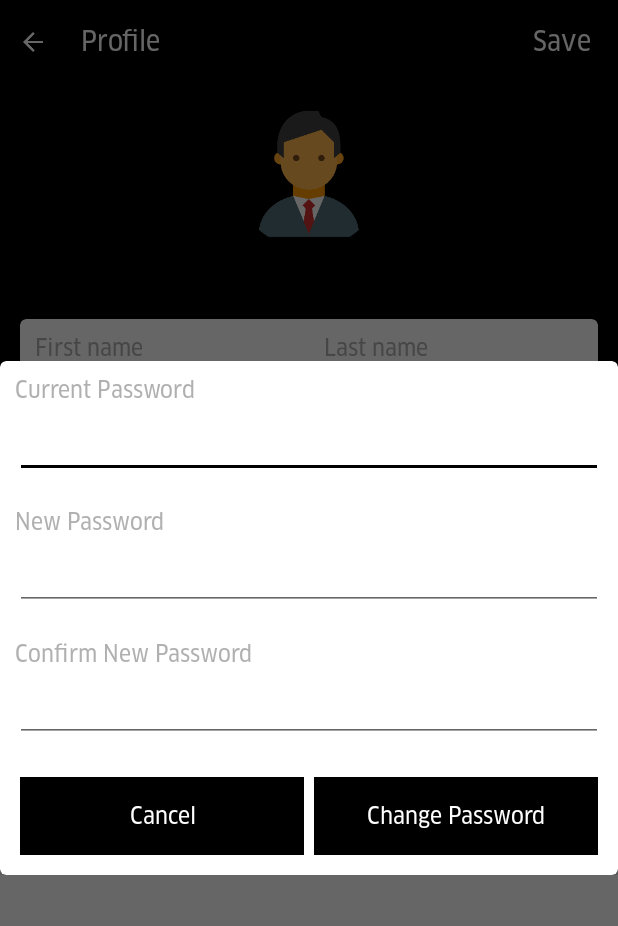
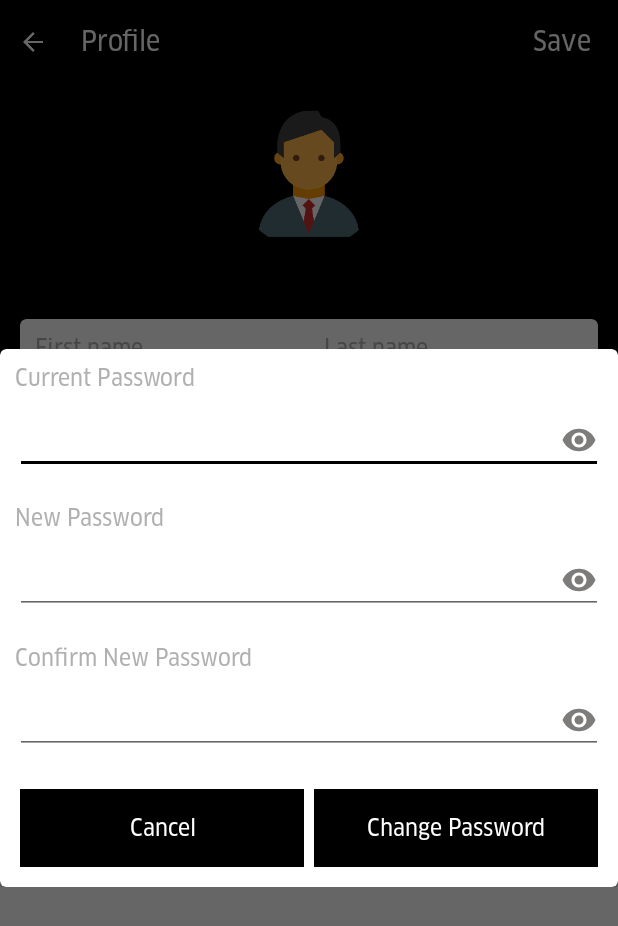
Before and after one commit to ssheetalshah/appoets-xuberforservices_android_provider-86a3150e74db, an Android app: the EditProfile screen opened directly, with no data from a screen before it, after a tap on "Looking to change password?", on a phone screen of 412 x 824 dp. Shown: the top 926 px of the screen. Run offline under Robolectric (Android 15) with nearby library versions, the phone set to English and light mode, and no system bars; our stand-ins replace CircleImageView, Picasso, Volley, sdp/ssp sizes; pictures from the network do not load; 3 other taps on this screen came first.

Commit message:
by raghav ji

```diff
--- /dev/null
+++ b/app/src/main/res/drawable/toogle.xml
@@ -0,0 +1,9 @@
+<vector xmlns:android="http://schemas.android.com/apk/res/android"
+        android:width="24dp"
+        android:height="24dp"
+        android:viewportWidth="24.0"
+        android:viewportHeight="24.0">
+    <path
+        android:fillColor="#7E7B7B"
+        android:pathData="M12,4.5C7,4.5 2.73,7.61 1,12c1.73,4.39 6,7.5 11,7.5s9.27,-3.11 11,-7.5c-1.73,-4.39 -6,-7.5 -11,-7.5zM12,17c-2.76,0 -5,-2.24 -5,-5s2.24,-5 5,-5 5,2.24 5,5 -2.24,5 -5,5zM12,9c-1.66,0 -3,1.34 -3,3s1.34,3 3,3 3,-1.34 3,-3 -1.34,-3 -3,-3z"/>
+</vector>
--- a/app/src/main/res/layout/activity_change_password.xml
+++ b/app/src/main/res/layout/activity_change_password.xml
@@ -44,6 +44,7 @@
                     android:layout_height="wrap_content"
                     android:layout_marginTop="10dp"
                     android:imeOptions="actionNext"
+                    android:drawableRight="@drawable/toogle"
                     android:inputType="textWebPassword"
                     android:maxLines="1"
                     android:textColor="@android:color/black"
@@ -77,6 +78,7 @@
                     android:imeOptions="actionNext"
                     android:inputType="textWebPassword"
                     android:maxLines="1"
+                    android:drawableRight="@drawable/toogle"
                     android:textColor="@android:color/black"
                     android:textSize="@dimen/_12sdp" />
 
@@ -108,6 +110,7 @@
                     android:imeOptions="actionNext"
                     android:inputType="textWebPassword"
                     android:maxLines="1"
+                    android:drawableRight="@drawable/toogle"
                     android:textColor="@android:color/black"
                     android:textSize="@dimen/_12sdp" />
 
--- a/app/src/main/res/layout/activity_password.xml
+++ b/app/src/main/res/layout/activity_password.xml
@@ -73,6 +73,7 @@
                 android:imeOptions="actionDone"
                 android:inputType="textPassword"
                 android:maxLines="1"
+                android:drawableRight="@drawable/toogle"
                 android:textColor="@color/btn_color" />
 
 
--- a/app/src/main/res/layout/activity_register.xml
+++ b/app/src/main/res/layout/activity_register.xml
@@ -172,6 +172,7 @@
                         android:imeOptions="actionDone"
                         android:inputType="textPassword"
                         android:maxLines="1"
+                        android:drawableRight="@drawable/toogle"
                         android:textColor="@color/btn_color" />
 
 
```
Also changed, not shown: app/src/main/java/com/xuber_for_services/provider/Activity/ActivityPassword.java (+40 -0 lines), app/src/main/java/com/xuber_for_services/provider/Activity/EditProfile.java (+104 -0 lines), app/src/main/java/com/xuber_for_services/provider/Activity/RegisterActivity.java (+39 -0 lines), app/src/main/res/drawable/toogle_off.png (added).
